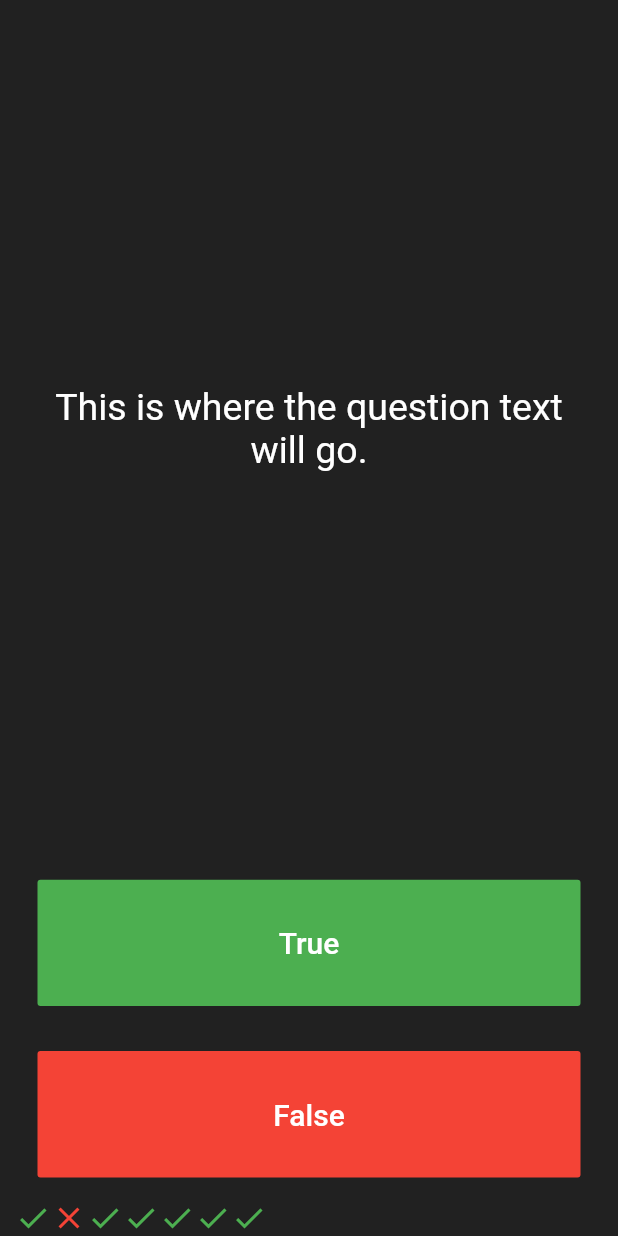
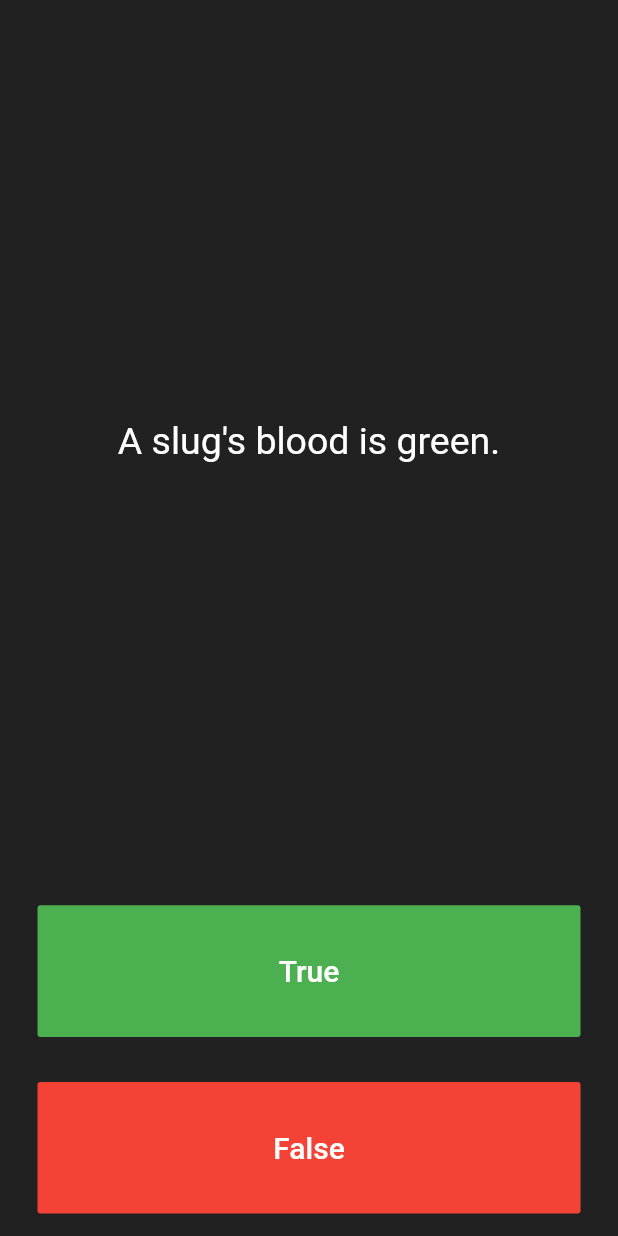
Before and after one commit to hammadyousuf/quiz_dart, a Flutter app: the screen it shows after launch, after a tap on "True", after a tap on "False", on a phone screen of 412 x 824 dp. Run offline on Flutter 3.47's test engine with Material 2 defaults, Android fonts, the phone set to English and light mode, and no system bars.

Commit message:
conditional statements in dart

```diff
--- a/lib/main.dart
+++ b/lib/main.dart
@@ -3,7 +3,6 @@ import 'package:flutter/material.dart';
 void main() => runApp(Quizzler());
 
 class Quizzler extends StatelessWidget {
-
   @override
   Widget build(BuildContext context) {
     return MaterialApp(
@@ -26,32 +25,17 @@ class QuizPage extends StatefulWidget {
 }
 
 class _QuizPageState extends State<QuizPage> {
-  List <Widget> scoreKeeper = [
-    Icon(
-      Icons.check,
-      color: Colors.green,
-    ),
-    Icon(
-      Icons.close,
-      color: Colors.red,
-    ),
-    Icon(
-      Icons.check,
-      color: Colors.green,
-    ),
-    Icon(
-      Icons.check,
-      color: Colors.green,
-    ),
-    Icon(
-      Icons.check,
-      color: Colors.green,
-    ),
-    Icon(
-      Icons.check,
-      color: Colors.green,
-    ),
+  List<Widget> scoreKeeper = [];
+  List<String> questions = [
+    'You can lead a cow down stairs but not up stairs.',
+    'Approximately one quarter of human bones are in the feet.',
+    'A slug\'s blood is green.',
   ];
+
+  List<bool> answer = [
+    false, true, true];
+  int questionNumber = 0;
+
   @override
   Widget build(BuildContext context) {
     return Column(
@@ -64,7 +48,7 @@ class _QuizPageState extends State<QuizPage> {
             padding: EdgeInsets.all(10.0),
             child: Center(
               child: Text(
-                'This is where the question text will go.',
+                questions[questionNumber],
                 textAlign: TextAlign.center,
                 style: TextStyle(
                   fontSize: 25.0,
@@ -88,12 +72,17 @@ class _QuizPageState extends State<QuizPage> {
                 ),
               ),
               onPressed: () {
-                setState((){
-                  scoreKeeper.add(
-                      Icon(Icons.check, color: Colors.green,)
-                  );
+                setState(() {
+                  bool correctAnswer = answer[questionNumber];
+                  if(correctAnswer == true){
+                    print('user got it right');
+
+                  }else{
+                    print(" User got wrong");
+                  }
+                  questionNumber++;
                 });
-
+                print(questionNumber);
 
                 //The user picked true.
               },
@@ -113,6 +102,20 @@ class _QuizPageState extends State<QuizPage> {
                 ),
               ),
               onPressed: () {
+
+                bool correctAnswer = answer[questionNumber];
+                if(correctAnswer == false){
+                  print('user got it right');
+
+                }else{
+                  print(" User got wrong");
+                }
+
+                setState(() {
+                  questionNumber++;
+                });
+
+                print(questionNumber);
                 //The user picked false.
               },
             ),
```
